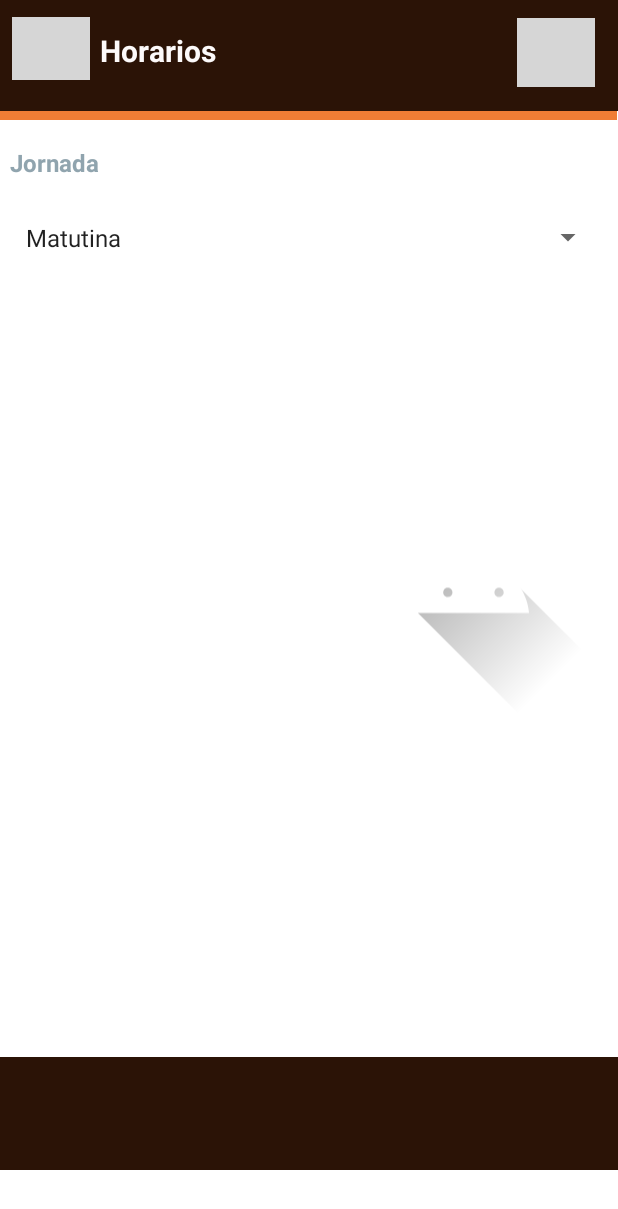
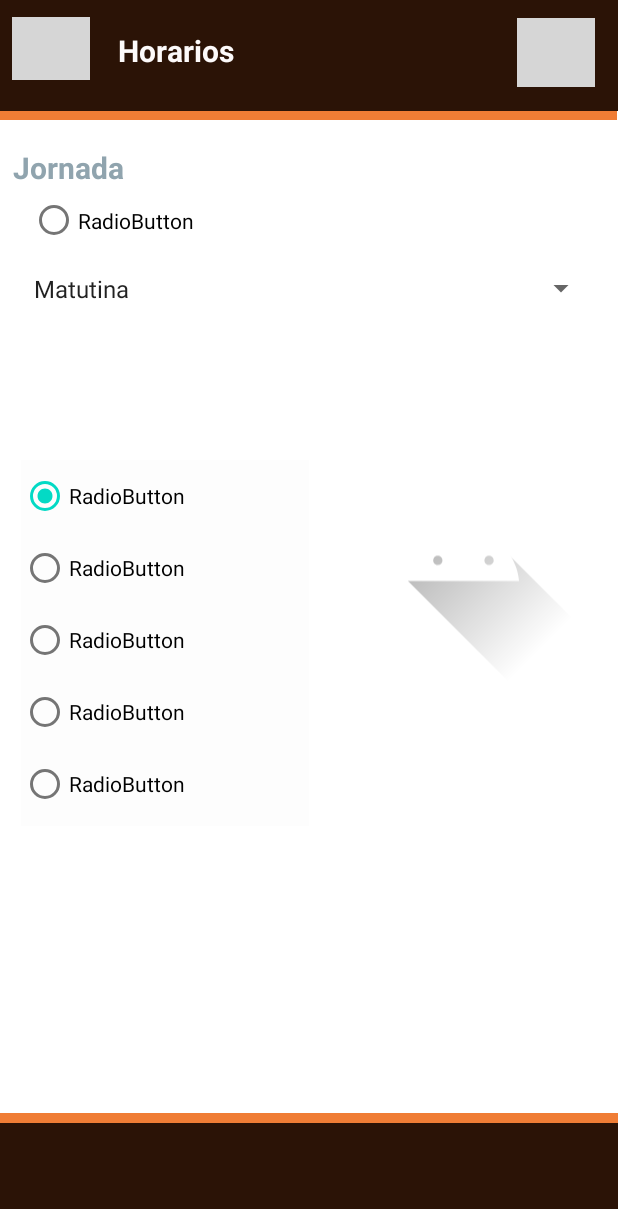
Before and after one commit to Catherine1998/EasyBookingApp, an Android app: the horario screen opened directly, with no data from a screen before it, on a phone screen of 412 x 824 dp. Shown: the top 1209 px of the screen. Run offline under Robolectric (Android 15) with nearby library versions, the phone set to English and light mode, and no system bars; our stand-ins replace Picasso; pictures from the network do not load; grey boxes are pictures that could not be loaded.

Commit message:
Horarios

```diff
--- a/app/src/main/java/com/example/easybookingapp/lugar.java
+++ b/app/src/main/java/com/example/easybookingapp/lugar.java
@@ -84,9 +84,10 @@ public class lugar extends AppCompatActivity {
                 .load("https://i.ibb.co/Hgd4c25/hacia-atras.png")
                 .into(regresar);
     }
-
-    public void irAtras(View view){
-        super.onBackPressed();
+    public void RegresarAlLugar(View view){
+        Intent i = new Intent(this, lugar.class);
+        startActivity(i);
     }
 
+
 }
--- a/app/src/main/res/layout/activity_horario.xml
+++ b/app/src/main/res/layout/activity_horario.xml
@@ -2,15 +2,16 @@
 <androidx.constraintlayout.widget.ConstraintLayout xmlns:android="http://schemas.android.com/apk/res/android"
     xmlns:app="http://schemas.android.com/apk/res-auto"
     xmlns:tools="http://schemas.android.com/tools"
+    android:id="@+id/contenedorHorarios"
     android:layout_width="match_parent"
     android:layout_height="match_parent"
     tools:context=".horario">
 
     <Spinner
         android:id="@+id/spnJornadas"
-        android:layout_width="393dp"
-        android:layout_height="54dp"
-        android:layout_marginTop="52dp"
+        android:layout_width="383dp"
+        android:layout_height="42dp"
+        android:layout_marginTop="90dp"
         android:dropDownWidth="match_parent"
         android:entries="@array/Jornadas"
         android:spinnerMode="dropdown"
@@ -18,19 +19,19 @@
         app:layout_constraintEnd_toEndOf="parent"
         app:layout_constraintStart_toStartOf="parent"
         app:layout_constraintTop_toBottomOf="@+id/toolbar22"
-        app:layout_constraintVertical_bias="0.01" />
+        app:layout_constraintVertical_bias="0.013" />
 
     <androidx.appcompat.widget.Toolbar
         android:id="@+id/toolbar25"
-        android:layout_width="413dp"
-        android:layout_height="8dp"
-        android:layout_marginBottom="68dp"
+        android:layout_width="419dp"
+        android:layout_height="10dp"
+        android:layout_marginBottom="72dp"
         android:background="@color/naranja"
         android:minHeight="?attr/actionBarSize"
         android:theme="?attr/actionBarTheme"
         app:layout_constraintBottom_toBottomOf="parent"
         app:layout_constraintEnd_toEndOf="parent"
-        app:layout_constraintHorizontal_bias="1.0"
+        app:layout_constraintHorizontal_bias="0.0"
         app:layout_constraintStart_toStartOf="parent"
         app:layout_constraintTop_toBottomOf="@+id/toolbar10"
         app:layout_constraintVertical_bias="0.0" />
@@ -45,9 +46,10 @@
         android:theme="?attr/actionBarTheme"
         app:layout_constraintBottom_toBottomOf="parent"
         app:layout_constraintEnd_toEndOf="parent"
-        app:layout_constraintHorizontal_bias="1.0"
+        app:layout_constraintHorizontal_bias="0.0"
         app:layout_constraintStart_toStartOf="parent"
-        app:layout_constraintTop_toTopOf="parent" />
+        app:layout_constraintTop_toTopOf="parent"
+        app:layout_constraintVertical_bias="1.0" />
 
     <androidx.appcompat.widget.Toolbar
         android:id="@+id/toolbar23"
@@ -80,7 +82,7 @@
         android:id="@+id/lblTitHorario"
         android:layout_width="wrap_content"
         android:layout_height="wrap_content"
-        android:layout_marginStart="70dp"
+        android:layout_marginStart="85dp"
         android:layout_marginTop="20dp"
         android:layout_marginEnd="256dp"
         android:layout_marginBottom="30dp"
@@ -90,7 +92,7 @@
         android:textStyle="bold"
         app:layout_constraintBottom_toBottomOf="@+id/toolbar22"
         app:layout_constraintEnd_toEndOf="@+id/toolbar22"
-        app:layout_constraintHorizontal_bias="0.0"
+        app:layout_constraintHorizontal_bias="1.0"
         app:layout_constraintStart_toStartOf="@+id/toolbar22"
         app:layout_constraintTop_toTopOf="parent"
         app:layout_constraintVertical_bias="0.0" />
@@ -132,26 +134,96 @@
         android:layout_marginTop="24dp"
         android:text="@string/lblJornada"
         android:textColor="#90A4AE"
-        android:textSize="16sp"
+        android:textSize="20sp"
         android:textStyle="bold"
         app:layout_constraintBottom_toBottomOf="parent"
         app:layout_constraintEnd_toEndOf="parent"
-        app:layout_constraintHorizontal_bias="0.019"
+        app:layout_constraintHorizontal_bias="0.026"
         app:layout_constraintStart_toStartOf="parent"
         app:layout_constraintTop_toBottomOf="@+id/toolbar22"
-        app:layout_constraintVertical_bias="0.0" />
+        app:layout_constraintVertical_bias="0.001" />
 
     <ImageView
-        android:id="@+id/imageView3"
+        android:id="@+id/jornadaView"
         android:layout_width="174dp"
         android:layout_height="296dp"
-        android:layout_marginTop="13dp"
-        android:layout_marginBottom="164dp"
+        android:layout_marginTop="10dp"
+        android:layout_marginBottom="157dp"
         app:layout_constraintBottom_toTopOf="@+id/toolbar24"
         app:layout_constraintEnd_toEndOf="parent"
-        app:layout_constraintHorizontal_bias="0.962"
+        app:layout_constraintHorizontal_bias="0.932"
         app:layout_constraintStart_toStartOf="parent"
         app:layout_constraintTop_toBottomOf="@+id/spnJornadas"
-        app:layout_constraintVertical_bias="1.0"
+        app:layout_constraintVertical_bias="0.0"
         app:srcCompat="@drawable/ic_launcher_foreground" />
+
+    <LinearLayout
+        android:id="@+id/radioGroupH"
+        android:layout_width="192dp"
+        android:layout_height="244dp"
+        android:layout_marginTop="100dp"
+        android:layout_marginEnd="2dp"
+        android:layout_marginBottom="205dp"
+        android:background="#FDFDFD"
+        android:orientation="vertical"
+        app:layout_constraintBottom_toTopOf="@+id/toolbar24"
+        app:layout_constraintEnd_toStartOf="@+id/jornadaView"
+        app:layout_constraintStart_toStartOf="parent"
+        app:layout_constraintTop_toBottomOf="@+id/spnJornadas">
+
+        <RadioGroup
+            android:layout_width="match_parent"
+            android:layout_height="wrap_content"
+            android:checkedButton="@id/chkHora1">
+
+            <RadioButton
+                android:id="@+id/chkHora1"
+                android:layout_width="match_parent"
+                android:layout_height="wrap_content"
+                android:text="RadioButton" />
+
+            <RadioButton
+                android:id="@+id/chkHora2"
+                android:layout_width="match_parent"
+                android:layout_height="wrap_content"
+                android:text="RadioButton" />
+
+            <RadioButton
+                android:id="@+id/chkHora3"
+                android:layout_width="match_parent"
+                android:layout_height="wrap_content"
+                android:text="RadioButton" />
+
+            <RadioButton
+                android:id="@+id/chkHora4"
+                android:layout_width="match_parent"
+                android:layout_height="wrap_content"
+                android:text="RadioButton" />
+
+            <RadioButton
+                android:id="@+id/chkHora5"
+                android:layout_width="match_parent"
+                android:layout_height="wrap_content"
+                android:text="RadioButton" />
+        </RadioGroup>
+    </LinearLayout>
+
+    <RadioGroup
+        android:layout_width="372dp"
+        android:layout_height="42dp"
+        android:layout_marginTop="49dp"
+        android:orientation="horizontal"
+        app:layout_constraintBottom_toTopOf="@+id/spnJornadas"
+        app:layout_constraintEnd_toEndOf="parent"
+        app:layout_constraintStart_toStartOf="parent"
+        app:layout_constraintTop_toBottomOf="@+id/toolbar22">
+
+        <RadioButton
+            android:id="@+id/rdFinDe"
+            android:layout_width="192dp"
+            android:layout_height="match_parent"
+            android:text="RadioButton" />
+
+    </RadioGroup>
+
 </androidx.constraintlayout.widget.ConstraintLayout>
--- a/app/src/main/res/layout/activity_lugar.xml
+++ b/app/src/main/res/layout/activity_lugar.xml
@@ -5,7 +5,6 @@
     android:id="@+id/contenedor"
     android:layout_width="match_parent"
     android:layout_height="match_parent"
-    android:onClick="irAtras"
     tools:context=".lugar">
 
     <androidx.appcompat.widget.Toolbar
@@ -175,7 +174,7 @@
         android:layout_width="37dp"
         android:layout_height="32dp"
         android:layout_marginBottom="20dp"
-        android:onClick=" "
+        android:onClick="irAtras"
         app:layout_constraintBottom_toBottomOf="parent"
         app:layout_constraintEnd_toEndOf="parent"
         app:layout_constraintHorizontal_bias="0.959"
--- a/app/src/main/res/values/strings.xml
+++ b/app/src/main/res/values/strings.xml
@@ -66,5 +66,5 @@
         <item>Fin de Semana</item>
     </string-array>
 
-
+    <string name="lblBtnSeleccionarH">Seleccionar Horario</string>
 </resources>
```
